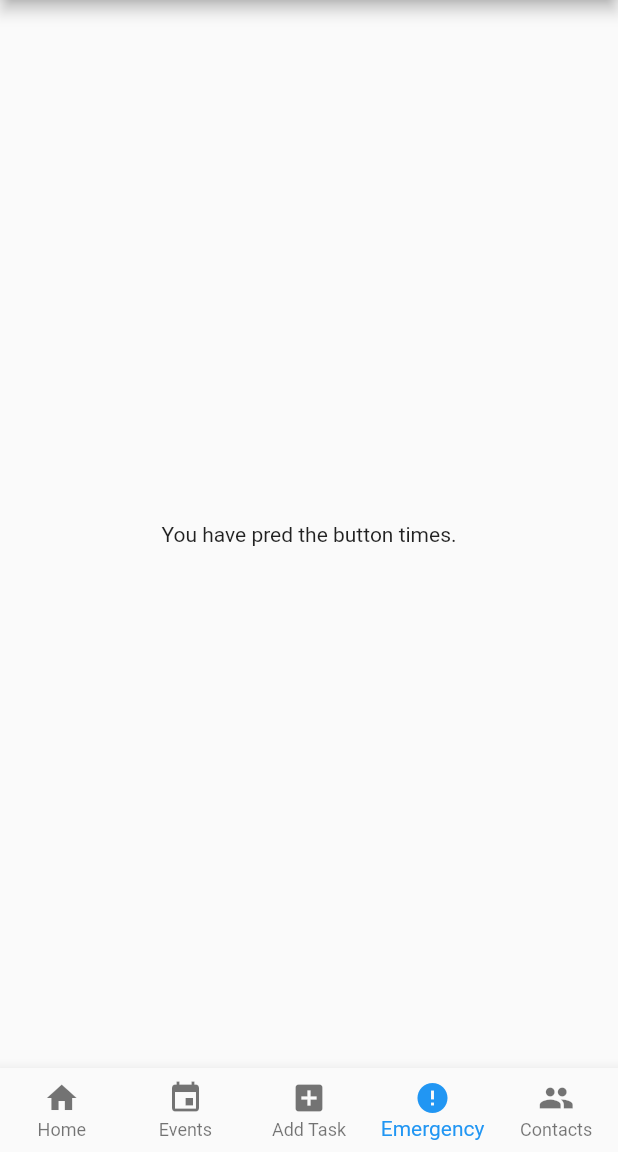
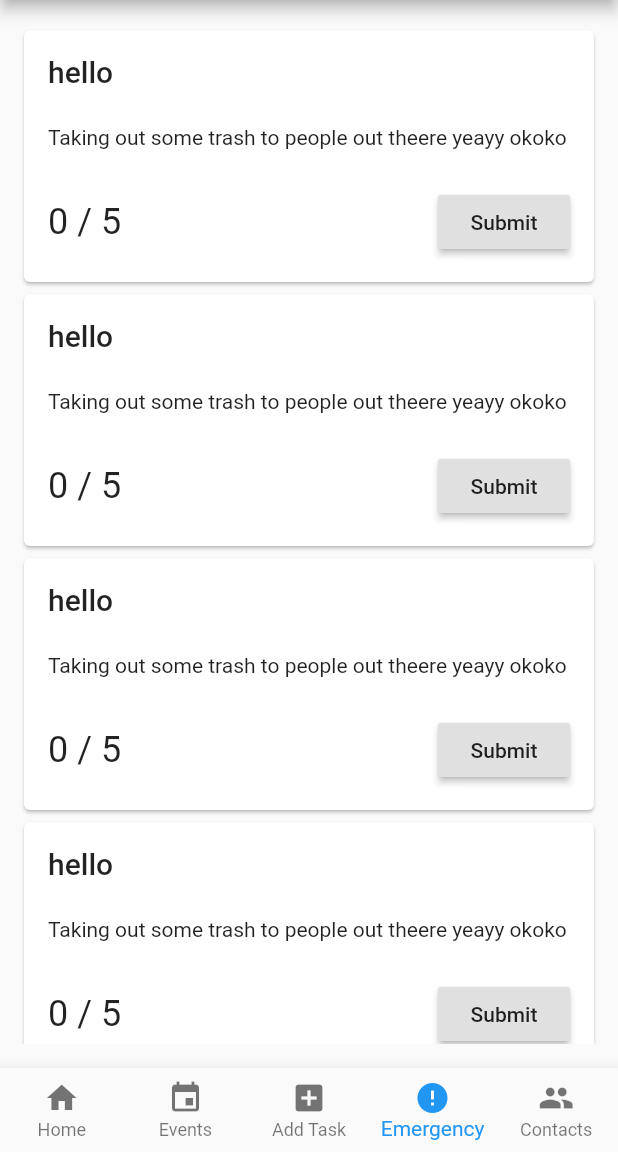
Before and after one commit to azureguard/unihack-2019, a Flutter app: the screen it shows after launch, item 4 of the bottom bar chosen, on a phone screen of 412 x 824 dp, the part 84-1236 px from its top. Run offline on Flutter 3.47's test engine with Material 2 defaults, Android fonts, the phone set to English and light mode, and no system bars.

Commit message:
added emergency task  view

```diff
--- a/lib/emergency.dart
+++ b/lib/emergency.dart
@@ -0,0 +1,131 @@
+import 'package:flutter/material.dart';
+
+// The Emergency Task Card
+class EmergencyTaskCard extends StatefulWidget {
+  const EmergencyTaskCard({
+    Key key,
+    @required this.title,
+    @required this.numberOfPeople,
+    @required this.description,
+    @required this.dndStatus,
+  });
+
+  final String title;
+  final int numberOfPeople;
+  final String description;
+  final bool dndStatus;
+
+  @override
+  _EmergencyTaskCardState createState() => _EmergencyTaskCardState();
+}
+
+class _EmergencyTaskCardState extends State<EmergencyTaskCard> {
+  @override
+  Widget build(BuildContext context) {
+    // Put style here
+    return Card(
+      child: Container(
+        height: 168,
+        width: 200,
+        child: Padding(
+          padding: const EdgeInsets.all(16.0),
+          child: Column(
+            mainAxisAlignment: MainAxisAlignment.spaceBetween,
+            crossAxisAlignment: CrossAxisAlignment.start,
+            children: <Widget>[
+              Text(
+                widget.title,
+                style: Theme.of(context).textTheme.title,
+              ),
+              Text(
+                widget.description,
+                style: Theme.of(context).textTheme.body1,
+              ),
+              Row(
+                mainAxisAlignment: MainAxisAlignment.spaceBetween,
+                children: <Widget>[
+                  Text(
+                    "0 / ${widget.numberOfPeople}",
+                    style: Theme.of(context).textTheme.headline,
+                  ),
+                  RaisedButton(
+                    // TODO: change the on pressed behaviour
+                    onPressed: () => {print("yo")},
+                    child: Text('Submit'),
+                  )
+                ],
+              ),
+            ],
+          ),
+        ),
+      ),
+    );
+  }
+}
+
+class EmergencyWidget extends StatefulWidget {
+  EmergencyWidget({Key key}) : super(key: key);
+
+  @override
+  _EmergencyWidgetState createState() => _EmergencyWidgetState();
+}
+
+class _EmergencyWidgetState extends State<EmergencyWidget> {
+  Widget build(BuildContext context) {
+    const details = [
+      {
+        "title": "hello",
+        "numberOfPeople": 5,
+        "description": "Taking out some trash to people out theere yeayy okoko",
+        "dndStatus": true,
+      },
+      {
+        "title": "hello",
+        "numberOfPeople": 5,
+        "description": "Taking out some trash to people out theere yeayy okoko",
+        "dndStatus": true,
+      },
+      {
+        "title": "hello",
+        "numberOfPeople": 5,
+        "description": "Taking out some trash to people out theere yeayy okoko",
+        "dndStatus": true,
+      },
+      {
+        "title": "hello",
+        "numberOfPeople": 5,
+        "description": "Taking out some trash to people out theere yeayy okoko",
+        "dndStatus": true,
+      },
+      {
+        "title": "hello",
+        "numberOfPeople": 5,
+        "description": "Taking out some trash to people out theere yeayy okoko",
+        "dndStatus": true,
+      }
+    ];
+
+    final cards = <EmergencyTaskCard>[];
+
+    for (var i = 0; i < details.length; i++) {
+      cards.add(EmergencyTaskCard(
+        title: details[i]["title"],
+        numberOfPeople: details[i]["numberOfPeople"],
+        description: details[i]["description"],
+        dndStatus: details[i]["dndStatus"],
+      ));
+    }
+
+    return Padding(
+      padding: const EdgeInsets.symmetric(vertical: 16, horizontal: 12),
+      child: _buildEmergencyCard(cards),
+    );
+  }
+
+  Widget _buildEmergencyCard(List<EmergencyTaskCard> cards) {
+    return ListView.builder(
+      itemBuilder: (BuildContext context, int index) => cards[index],
+      itemCount: cards.length,
+    );
+  }
+}
--- a/lib/main.dart
+++ b/lib/main.dart
@@ -1,11 +1,5 @@
-// This example shows a [Scaffold] with an [AppBar], a [BottomAppBar] and a
-// [FloatingActionButton]. The [body] is a [Text] placed in a [Center] in order
-// to center the text within the [Scaffold] and the [FloatingActionButton] is
-// centered and docked within the [BottomAppBar] using
-// [FloatingActionButtonLocation.centerDocked]. The [FloatingActionButton] is
-// connected to a callback that increments a counter.
-
 import 'package:flutter/material.dart';
+import 'emergency.dart';
 
 void main() => runApp(MyApp());
 
@@ -53,9 +47,7 @@ class _MyStatefulWidgetState extends State<MyStatefulWidget> {
       child: Text('You have ssed the button times.'),
     ),
     // Emergency
-    Center(
-      child: Text('You have pred the button times.'),
-    ),
+    EmergencyWidget(),
     // Contacts
     Center(
       child: Text('You have pd the button times.'),
```
